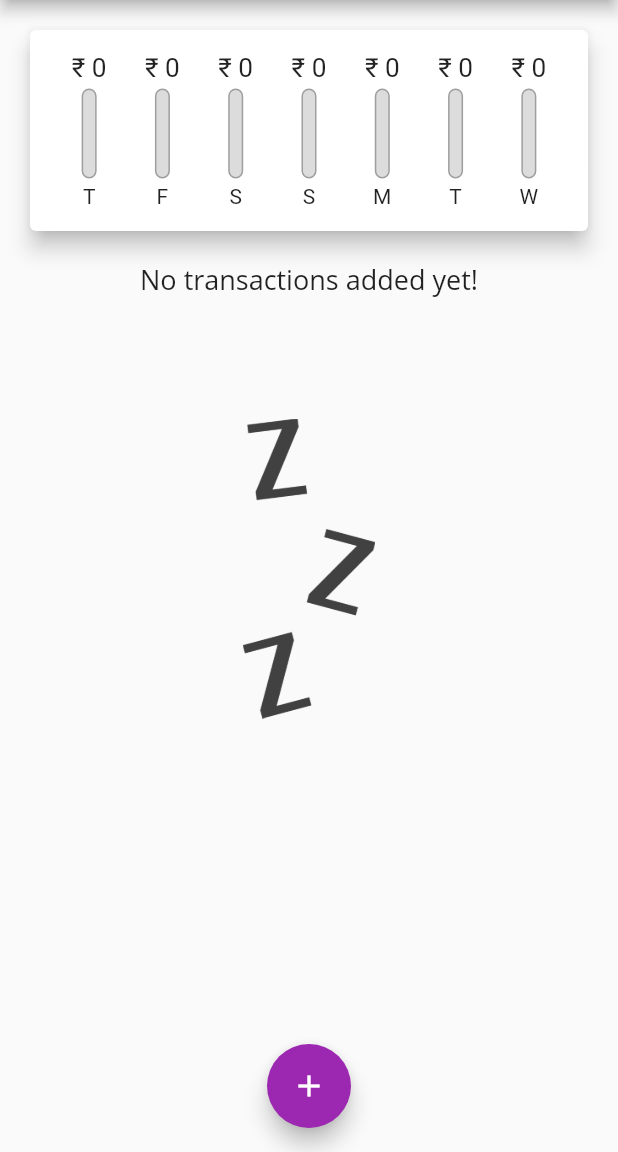
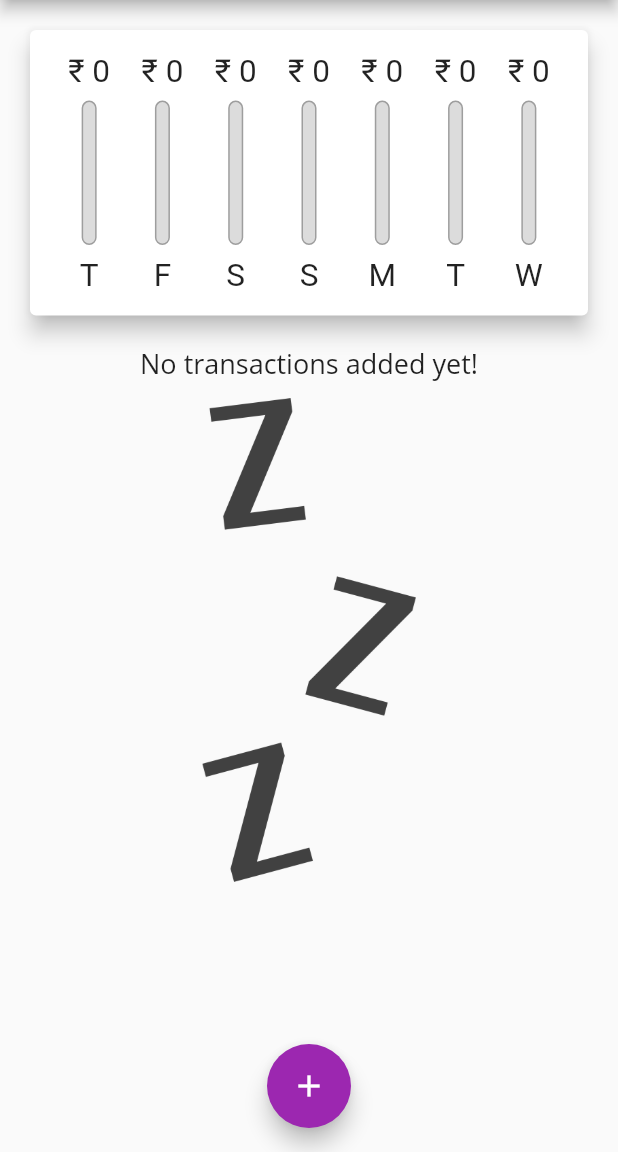
Before and after one commit to abhi-2000/Personal-Expenses-Tracker, a Flutter app: the screen it shows after launch, on a phone screen of 412 x 824 dp, the part 84-1236 px from its top. Run offline on Flutter 3.47's test engine with Material 2 defaults, Android fonts, the phone set to English and light mode, and no system bars.

Commit message:
Added landscape orientation and dynamic widget rendering

```diff
--- a/lib/main.dart
+++ b/lib/main.dart
@@ -1,15 +1,15 @@
 import 'package:flutter/material.dart';
+import 'package:flutter/services.dart';
 import 'package:personal_expenses/modules/transaction.dart';
 import 'package:personal_expenses/widgets/chart.dart';
 import 'package:personal_expenses/widgets/new_transaction.dart';
 import 'package:personal_expenses/widgets/transaction_list.dart';
 import 'modules/transaction.dart';
 
-import 'modules/transaction.dart';
-import 'modules/transaction.dart';
-import 'modules/transaction.dart';
-
 void main() {
+  // WidgetsFlutterBinding.ensureInitialized();
+  // SystemChrome.setPreferredOrientations(
+  //     [DeviceOrientation.portraitUp, DeviceOrientation.portraitDown]);
   runApp(MyApp());
 }
 
@@ -21,23 +21,16 @@ class MyApp extends StatelessWidget {
       theme: ThemeData(
           primarySwatch: Colors.purple,
           fontFamily: 'Quicksand',
-          textTheme: ThemeData
-              .light()
+          textTheme: ThemeData.light()
               .textTheme
-              .copyWith(
-              title: TextStyle(fontFamily: 'OpenSans', fontSize: 18)),
+              .copyWith(title: TextStyle(fontFamily: 'OpenSans', fontSize: 18)),
           appBarTheme: AppBarTheme(
-              textTheme: ThemeData
-                  .light()
-                  .textTheme
-                  .copyWith(
-                  title: TextStyle(fontFamily: 'OpenSans', fontSize: 20,
-                      fontWeight: FontWeight.bold)))), home
-        :
-    MyHomePage
-      (
-    )
-      ,
+              textTheme: ThemeData.light().textTheme.copyWith(
+                  title: TextStyle(
+                      fontFamily: 'OpenSans',
+                      fontSize: 20,
+                      fontWeight: FontWeight.bold)))),
+      home: MyHomePage(),
     );
   }
 }
@@ -50,8 +43,9 @@ class MyHomePage extends StatefulWidget {
 }
 
 class _MyHomePageState extends State<MyHomePage> {
+  final List<Transaction> _userTransaction = [];
+  bool _showChart = false;
 
-  final List<Transaction> _userTransaction = [];
   // Transaction(
   //   id: 't1',
   //   title: 'New Shoes',
@@ -74,7 +68,8 @@ List<Transaction> get _recentTransactions {
     }).toList();
   }
 
-  void _addNewTransaction(String txTitle, double txAmount,DateTime choosenDate) {
+  void _addNewTransaction(
+      String txTitle, double txAmount, DateTime choosenDate) {
     final newTx = Transaction(
         title: txTitle,
         amount: txAmount,
@@ -85,10 +80,10 @@ List<Transaction> get _recentTransactions {
     });
   }
 
-  void _deleteTransaction(String id){
+  void _deleteTransaction(String id) {
     setState(() {
-    _userTransaction.removeWhere((tx){
-      return tx.id==id;
+      _userTransaction.removeWhere((tx) {
+        return tx.id == id;
       });
     });
   }
@@ -107,8 +102,8 @@ List<Transaction> get _recentTransactions {
 
   @override
   Widget build(BuildContext context) {
-    return Scaffold(
-      appBar: AppBar(
+    final isLandscape=MediaQuery.of(context).orientation==Orientation.landscape;
+    final appBar = AppBar(
       title: Text('Expenses Tracker'),
       actions: [
         IconButton(
@@ -117,12 +112,54 @@ List<Transaction> get _recentTransactions {
             },
             icon: Icon(Icons.add)),
       ],
-      ),
+    );
+    return Scaffold(
+      appBar: appBar,
       body: SingleChildScrollView(
         child: Column(
           children: <Widget>[
-              Chart(_recentTransactions),
-          Transaction_list(_userTransaction,_deleteTransaction),
+            if(isLandscape) Row(
+              mainAxisAlignment: MainAxisAlignment.center,
+              children: [
+                Text('Show Chart'),
+                Switch(
+                  value: _showChart,
+                  onChanged: (val) {
+                    setState(() {
+                      _showChart = val;
+                    });
+                  },
+                )
+              ],
+            ),
+            if(!isLandscape)Container(
+                height: (MediaQuery.of(context).size.height -
+                    appBar.preferredSize.height -
+                    MediaQuery.of(context).padding.top) *
+                    0.3,
+                child: Chart(_recentTransactions)),
+            if(!isLandscape)Container(
+                height: (MediaQuery.of(context).size.height -
+                    appBar.preferredSize.height -
+                    MediaQuery.of(context).padding.top) *
+                    0.7,
+                child:
+                Transaction_list(_userTransaction, _deleteTransaction)),
+
+            if(isLandscape)_showChart
+                ? Container(
+                    height: (MediaQuery.of(context).size.height -
+                            appBar.preferredSize.height -
+                            MediaQuery.of(context).padding.top) *
+                        0.7,
+                    child: Chart(_recentTransactions))
+                : Container(
+                    height: (MediaQuery.of(context).size.height -
+                            appBar.preferredSize.height -
+                            MediaQuery.of(context).padding.top) *
+                        0.7,
+                    child:
+                        Transaction_list(_userTransaction, _deleteTransaction)),
           ],
         ),
       ),
@@ -130,8 +167,7 @@ List<Transaction> get _recentTransactions {
       floatingActionButton: FloatingActionButton(
         child: Icon(Icons.add),
         onPressed: () => {_startAddNewTransaction(context)},
-    )
-    ,
+      ),
     );
   }
 }
--- a/lib/widgets/chart.dart
+++ b/lib/widgets/chart.dart
@@ -31,7 +31,7 @@ class Chart extends StatelessWidget {
   }
 
   double get totalSpending {
-    return groupedTransactionValues.fold(0.0, (sum, item){
+    return groupedTransactionValues.fold(0.0, (sum, item) {
       return sum + (item['amount'] as double);
     });
   }
@@ -50,7 +50,8 @@ class Chart extends StatelessWidget {
             return Flexible(
               fit: FlexFit.tight,
               child: ChartBar(data['day'] as String, data['amount'] as double,
-                  totalSpending==0.0? 0.0:(data['amount'] as double) / totalSpending),
+                  totalSpending == 0.0 ? 0.0 : (data['amount'] as double) /
+                      totalSpending),
             );
           }).toList(),
         ),
--- a/lib/widgets/chart_bar.dart
+++ b/lib/widgets/chart_bar.dart
@@ -10,16 +10,19 @@ class ChartBar extends StatelessWidget {
 
   @override
   Widget build(BuildContext context) {
+    return LayoutBuilder(
+      builder: (ctx, constraints) {
         return Column(
           children: [
             Container(
-            height:20,
-            child: FittedBox(child: Text('₹ ${spendingAmount.toStringAsFixed(0)}'))),
+                height: constraints.maxHeight * 0.15,
+                child: FittedBox(
+                    child: Text('₹ ${spendingAmount.toStringAsFixed(0)}'))),
             SizedBox(
-          height: 4,
+              height: constraints.maxHeight * 0.05,
             ),
             Container(
-          height: 60,
+              height: constraints.maxHeight * 0.6,
               width: 10,
               child: Stack(
                 children: [
@@ -42,10 +45,14 @@ class ChartBar extends StatelessWidget {
               ),
             ),
             SizedBox(
-          height: 4,
+              height: constraints.maxHeight * 0.05,
             ),
-        Text(label),
+            Container(
+                height: constraints.maxHeight * 0.15,
+                child: FittedBox(child: Text(label))),
           ],
+        );
+      },
     );
   }
 }
--- a/lib/widgets/transaction_list.dart
+++ b/lib/widgets/transaction_list.dart
@@ -8,29 +8,31 @@ class Transaction_list extends StatelessWidget {
 
   final Function deleteTx;
 
-  Transaction_list(this.transaction,this.deleteTx);
+  Transaction_list(this.transaction, this.deleteTx);
 
   @override
   Widget build(BuildContext context) {
-    return Container(
-      height: 550,
-      child: transaction.isEmpty
-          ? Column(
+    return transaction.isEmpty
+        ? LayoutBuilder(builder: (ctx,constraints){
+          return  Column(
             children: [
               Text(
                 'No transactions added yet!',
                 style: Theme.of(context).textTheme.title,
               ),
               SizedBox(
-                  height: 80,
+                height: 10,
               ),
               Container(
-                    height: 200,
+                  height: constraints.maxHeight*0.6,
                   child: Image.asset(
                     'assets/images/waiting.png',
                     fit: BoxFit.cover,
                   )),
             ],
+          );
+    }
+
         )
         : ListView.builder(
             itemBuilder: (ctx, index) {
@@ -49,8 +51,8 @@ class Transaction_list extends StatelessWidget {
                     transaction[index].title,
                     style: Theme.of(context).appBarTheme.textTheme!.title,
                   ),
-                    subtitle: Text(
-                        DateFormat.yMMMd().format(transaction[index].date)),
+                  subtitle:
+                      Text(DateFormat.yMMMd().format(transaction[index].date)),
                   trailing: IconButton(
                     icon: Icon(Icons.delete),
                     color: Theme.of(context).errorColor,
@@ -61,7 +63,6 @@ class Transaction_list extends StatelessWidget {
             },
             itemCount: transaction.length,
             // children: transaction.map((tx) {}).toList(),
-            ),
           );
   }
 }
```
Lines whose indentation alone changed are shown as unchanged.
